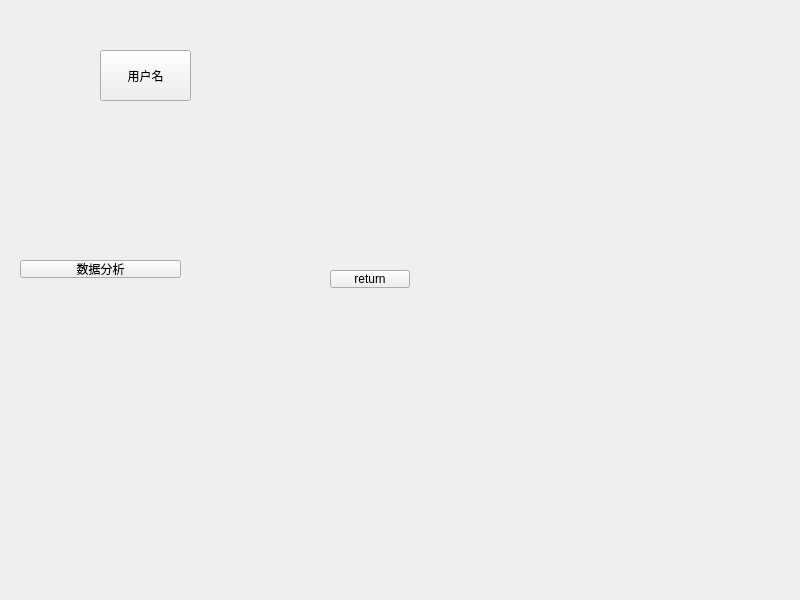
Qt form userCenter.ui (aaaMsLIUfruit/Tomato_bell) before a commit.
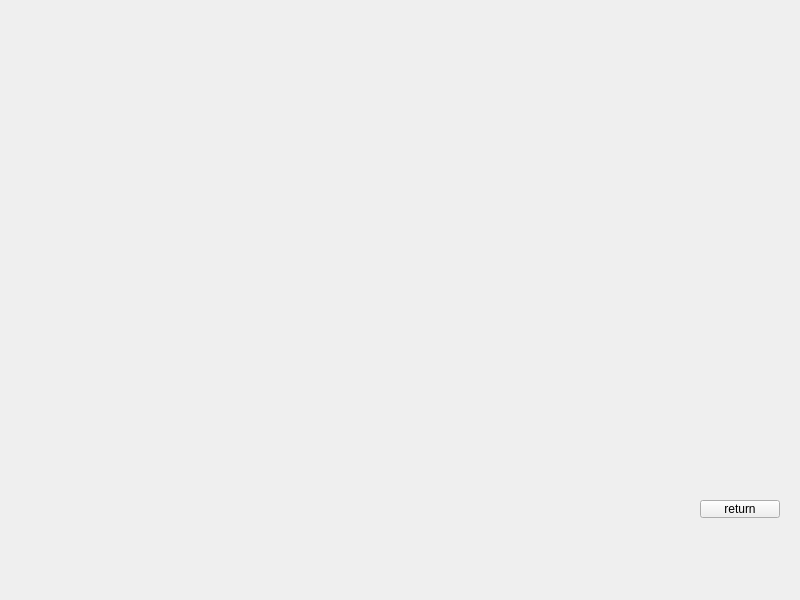
The same form after that commit.

Patch:
```diff
--- a/userCenter.ui
+++ b/userCenter.ui
@@ -25,37 +25,11 @@
   <property name="windowTitle">
    <string>Form</string>
   </property>
-  <widget class="QToolButton" name="UserName">
-   <property name="geometry">
-    <rect>
-     <x>100</x>
-     <y>50</y>
-     <width>91</width>
-     <height>51</height>
-    </rect>
-   </property>
-   <property name="text">
-    <string>用户名</string>
-   </property>
-  </widget>
-  <widget class="QToolButton" name="Achievement">
-   <property name="geometry">
-    <rect>
-     <x>20</x>
-     <y>260</y>
-     <width>161</width>
-     <height>18</height>
-    </rect>
-   </property>
-   <property name="text">
-    <string>数据分析</string>
-   </property>
-  </widget>
   <widget class="QPushButton" name="return_2">
    <property name="geometry">
     <rect>
-     <x>330</x>
-     <y>270</y>
+     <x>700</x>
+     <y>500</y>
      <width>80</width>
      <height>18</height>
     </rect>
```
